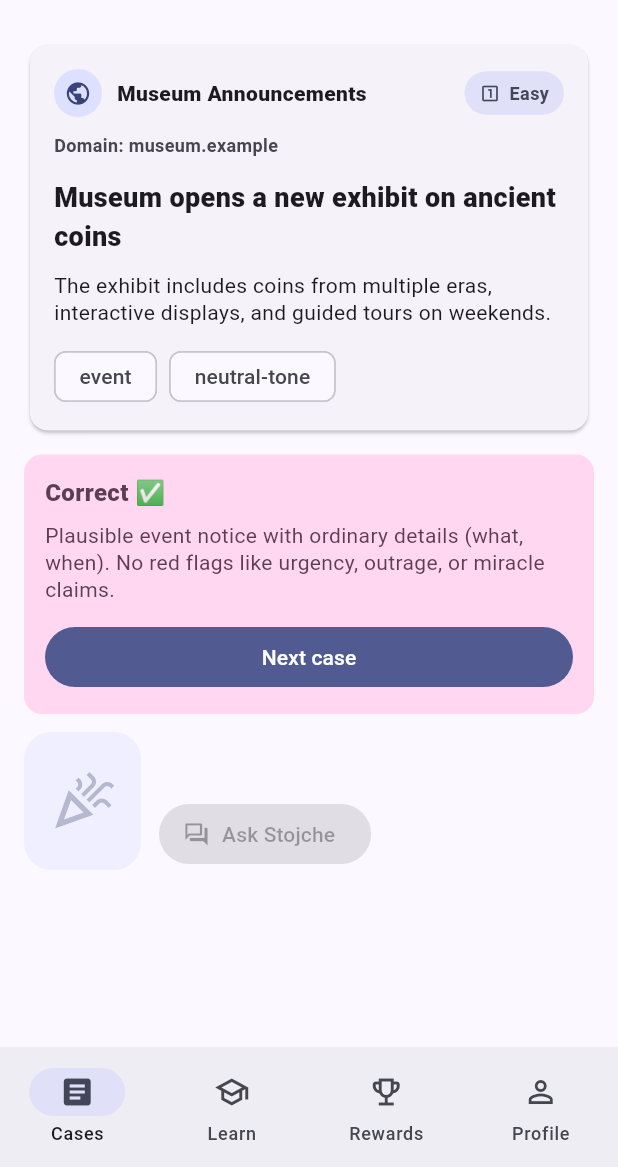
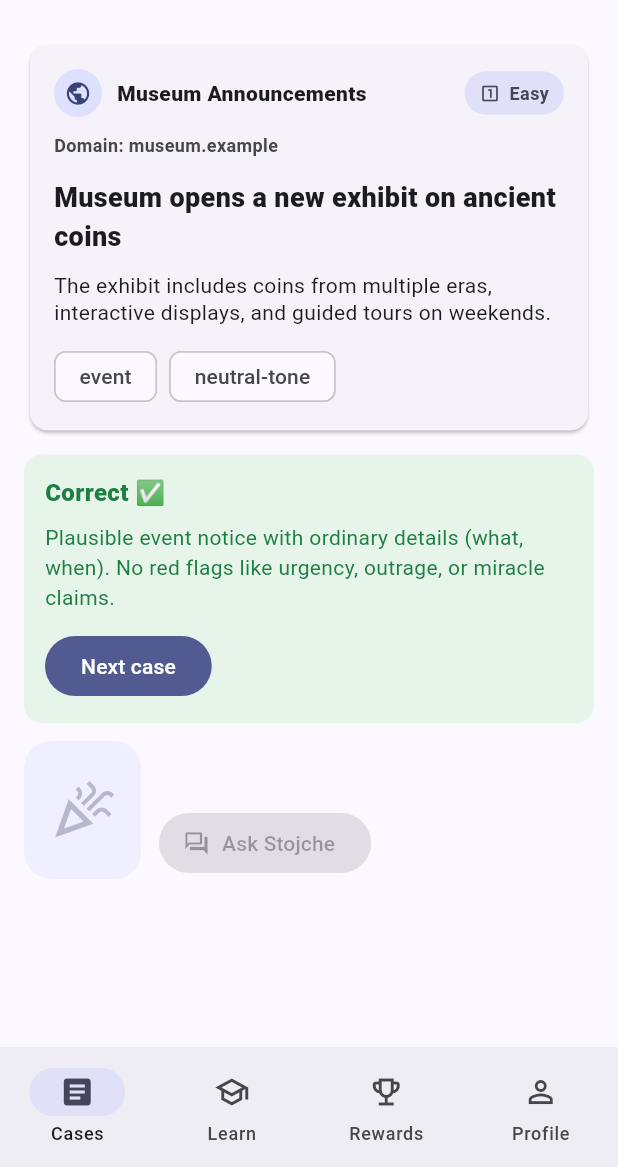
Before and after one commit to koceskigj/fake-news-detective, a Flutter app: the screen it shows after launch, after a tap on "REAL", on a phone screen of 412 x 824 dp, the part 69-1236 px from its top. Run offline on Flutter 3.47's test engine with Material 3 defaults, Android fonts, the phone set to English and light mode, and no system bars; our stand-ins replace shared_preferences.

Commit message:
refactor: added colours in the case library screen distinguishing the right from the wrong guessed cases

```diff
--- a/lib/screens/cases_screen.dart
+++ b/lib/screens/cases_screen.dart
@@ -21,19 +21,23 @@ class CasesScreen extends StatefulWidget {
 }
 
 class _CasesScreenState extends State<CasesScreen> {
+  // --- Colors (shared with Case Library) ---
+  static const Color _correctBg = Color(0xFFE6F4EA);
+  static const Color _correctFg = Color(0xFF1E7F43);
+  static const Color _wrongBg = Color(0xFFFDEAEA);
+  static const Color _wrongFg = Color(0xFFB3261E);
+
+  // --- Case handling ---
   List<CaseItem> _allCases = [];
   CaseItem? _current;
 
   UserChoice? _choice;
   bool? _isCorrect;
 
-  // Celebrations queue
   final List<CelebrationEvent> _pendingCelebrations = [];
-
-  // Repository load guard
   bool _loadedOnce = false;
 
-  // Stojche hint state
+  // --- Stojche / hint state ---
   StojcheMood _stojcheMood = StojcheMood.idle;
   bool _hintUsed = false;
   String? _hintText;
@@ -70,20 +74,18 @@ class _CasesScreenState extends State<CasesScreen> {
     required List<CaseItem> unsolved,
     required int targetDifficulty,
   }) {
-    final preferred = unsolved.where((c) => c.difficulty == targetDifficulty).toList();
+    final preferred =
+    unsolved.where((c) => c.difficulty == targetDifficulty).toList();
     if (preferred.isNotEmpty) {
       preferred.shuffle(Random());
       return preferred.first;
     }
 
-    List<int> fallback;
-    if (targetDifficulty == 3) {
-      fallback = [2, 1];
-    } else if (targetDifficulty == 2) {
-      fallback = [1, 3];
-    } else {
-      fallback = [2, 3];
-    }
+    final fallback = targetDifficulty == 3
+        ? [2, 1]
+        : targetDifficulty == 2
+        ? [1, 3]
+        : [2, 3];
 
     for (final d in fallback) {
       final list = unsolved.where((c) => c.difficulty == d).toList();
@@ -97,22 +99,22 @@ class _CasesScreenState extends State<CasesScreen> {
   }
 
   Future<void> _ensureCurrentCase() async {
-    // still loading initial cases
     if (_loadedOnce && _allCases.isEmpty) return;
 
     final appState = AppStateScope.of(context);
     final progress = appState.progress;
 
-    // Prefer built-in unsolved if any exist
     final unsolved = _unsolvedCases(progress.solvedCaseIds);
 
     CaseItem? nextItem;
 
     if (unsolved.isNotEmpty) {
       final target = appState.targetDifficultyFromStreak();
-      nextItem = _pickNextCase(unsolved: unsolved, targetDifficulty: target);
+      nextItem = _pickNextCase(
+        unsolved: unsolved,
+        targetDifficulty: target,
+      );
     } else {
-      // ✅ fallback to generated case (infinite)
       final target = appState.targetDifficultyFromStreak();
       nextItem = await appState.caseRepository.generateCase(
         progress: progress,
@@ -127,7 +129,6 @@ class _CasesScreenState extends State<CasesScreen> {
       _choice = null;
       _isCorrect = null;
 
-      // Reset Stojche for new case
       _stojcheMood = StojcheMood.idle;
       _hintUsed = false;
       _hintText = null;
@@ -139,29 +140,39 @@ class _CasesScreenState extends State<CasesScreen> {
 
     String reason;
     if (tags.contains('clickbait') || tags.contains('sharebait')) {
-      reason = 'This feels like clickbait: dramatic wording that tries to force a quick reaction.';
-    } else if (tags.contains('missing-source') || tags.contains('vague-evidence')) {
-      reason = 'I don’t see a credible source. “Experts say…” without names or links is suspicious.';
-    } else if (tags.contains('fearbait') || tags.contains('urgent-language')) {
-      reason = 'It uses urgency and fear to push you to act fast. Real info is usually calmer and specific.';
-    } else if (tags.contains('context-missing') || tags.contains('cropped-clip')) {
-      reason = 'This might be missing context. Short clips/screenshots can change the meaning.';
-    } else if (tags.contains('absurd-claim') || tags.contains('too-good-to-be-true')) {
-      reason = 'It sounds too good to be true. Extraordinary claims need strong evidence.';
+      reason =
+      'This feels like clickbait. The wording is emotional and tries to force a reaction.';
+    } else if (tags.contains('missing-source') ||
+        tags.contains('vague-evidence')) {
+      reason =
+      'I don’t see a clear source. “Experts say” without names is suspicious.';
+    } else if (tags.contains('fearbait') ||
+        tags.contains('urgent-language')) {
+      reason =
+      'It uses fear or urgency to push you to act fast. Real info is usually calmer.';
+    } else if (tags.contains('context-missing') ||
+        tags.contains('cropped-clip')) {
+      reason =
+      'This might be missing context. Short clips or screenshots can mislead.';
+    } else if (tags.contains('absurd-claim') ||
+        tags.contains('too-good-to-be-true')) {
+      reason =
+      'It sounds too good to be true. Extraordinary claims need strong evidence.';
     } else if (!item.isFake) {
-      reason = 'This sounds specific and practical. That usually points toward real information.';
+      reason =
+      'This sounds specific and practical, which often points to real information.';
     } else {
       reason = 'Something feels off: vague details and no easy way to verify.';
     }
 
-    final leaning = item.isFake ? 'I’m leaning towards FAKE.' : 'I’m leaning towards REAL.';
+    final leaning =
+    item.isFake ? 'I’m leaning towards FAKE.' : 'I’m leaning towards REAL.';
+
     return '$reason\n\n$leaning';
   }
 
   void _askStojche() {
-    if (_current == null) return;
-    if (_hintUsed) return;
-    if (_choice != null) return;
+    if (_current == null || _hintUsed || _choice != null) return;
 
     setState(() {
       _hintUsed = true;
@@ -171,27 +182,26 @@ class _CasesScreenState extends State<CasesScreen> {
   }
 
   Future<void> _answer(UserChoice choice) async {
-    if (_choice != null) return;
-    if (_current == null) return;
+    if (_choice != null || _current == null) return;
 
     final item = _current!;
     final pickedFake = (choice == UserChoice.fake);
     final correct = pickedFake == item.isFake;
 
     final appState = AppStateScope.of(context);
+    final choiceEnum =
+    pickedFake ? AnswerChoice.fake : AnswerChoice.real;
 
-    final choiceEnum = pickedFake ? AnswerChoice.fake : AnswerChoice.real;
-
-    // update mood for feedback
-    final mood = correct ? StojcheMood.celebrate : StojcheMood.wise;
+    final mood =
+    correct ? StojcheMood.celebrate : StojcheMood.wise;
 
     final events = await appState.recordCaseSolved(
       caseId: item.id,
       userChoice: choiceEnum,
       isCorrect: correct,
       difficulty: item.difficulty,
+      usedHint: _hintUsed,
       item: item,
-      usedHint: _hintUsed,
     );
 
     if (!mounted) return;
@@ -207,14 +217,11 @@ class _CasesScreenState extends State<CasesScreen> {
   Future<void> _showCelebrationsIfAny() async {
     while (_pendingCelebrations.isNotEmpty) {
       final ev = _pendingCelebrations.removeAt(0);
-
-      // ignore: use_build_context_synchronously
       await showDialog(
         context: context,
         barrierDismissible: false,
         builder: (_) => CelebrationDialog(event: ev),
       );
-
       if (!mounted) return;
       setState(() {});
     }
@@ -230,15 +237,14 @@ class _CasesScreenState extends State<CasesScreen> {
 
   @override
   Widget build(BuildContext context) {
+    final appState = AppStateScope.of(context);
     final cs = Theme.of(context).colorScheme;
-    final appState = AppStateScope.of(context);
-    final progress = appState.progress;
 
-    // Loading initial cases from repo
-    final isLoadingInitial = _loadedOnce && _allCases.isEmpty && _current == null;
+    final isLoadingInitial =
+        _loadedOnce && _allCases.isEmpty && _current == null;
 
     return Scaffold(
-      appBar: const BrandedAppBar(), // branded, no screen title
+      appBar: const BrandedAppBar(),
       body: SafeArea(
         child: Padding(
           padding: const EdgeInsets.all(16),
@@ -247,18 +253,14 @@ class _CasesScreenState extends State<CasesScreen> {
               : (_current == null
               ? Column(
             mainAxisAlignment: MainAxisAlignment.center,
-            children: [
-              const CircularProgressIndicator(),
-              const SizedBox(height: 12),
-              Text(
-                'Generating a new case…',
-                style: TextStyle(color: cs.onSurfaceVariant, fontWeight: FontWeight.w700),
-              ),
+            children: const [
+              CircularProgressIndicator(),
+              SizedBox(height: 12),
+              Text('Generating a new case…'),
             ],
           )
               : Column(
             children: [
-              // Case card
               CasePostCard(item: _current!),
               const SizedBox(height: 12),
 
@@ -267,16 +269,28 @@ class _CasesScreenState extends State<CasesScreen> {
                   children: [
                     Expanded(
                       child: FilledButton.icon(
-                        onPressed: () => _answer(UserChoice.real),
-                        icon: const Icon(Icons.verified_outlined),
+                        onPressed: () =>
+                            _answer(UserChoice.real),
+                        style: FilledButton.styleFrom(
+                          backgroundColor: _correctBg,
+                          foregroundColor: _correctFg,
+                        ),
+                        icon: const Icon(
+                            Icons.verified_outlined),
                         label: const Text('REAL'),
                       ),
                     ),
                     const SizedBox(width: 12),
                     Expanded(
                       child: FilledButton.icon(
-                        onPressed: () => _answer(UserChoice.fake),
-                        icon: const Icon(Icons.report_gmailerrorred_outlined),
+                        onPressed: () =>
+                            _answer(UserChoice.fake),
+                        style: FilledButton.styleFrom(
+                          backgroundColor: _wrongBg,
+                          foregroundColor: _wrongFg,
+                        ),
+                        icon: const Icon(
+                            Icons.report_gmailerrorred_outlined),
                         label: const Text('FAKE'),
                       ),
                     ),
@@ -284,40 +298,25 @@ class _CasesScreenState extends State<CasesScreen> {
                 ),
                 const SizedBox(height: 10),
 
-                // Session streak shown here (not in top bar)
-                Row(
-                  children: [
-                    Container(
-                      padding: const EdgeInsets.symmetric(horizontal: 10, vertical: 6),
+                Center(
+                  child: Container(
+                    padding: const EdgeInsets.symmetric(horizontal: 14, vertical: 8),
                     decoration: BoxDecoration(
-                        color: cs.primaryContainer,
+                      color: Theme.of(context).colorScheme.primaryContainer,
                       borderRadius: BorderRadius.circular(999),
                     ),
                     child: Text(
                       'Streak: ${appState.sessionStreak}',
                       style: TextStyle(
                         fontWeight: FontWeight.w900,
-                          color: cs.onPrimaryContainer,
+                        color: Theme.of(context).colorScheme.onPrimaryContainer,
                       ),
                     ),
                   ),
-                    const SizedBox(width: 10),
-                    Expanded(
-                      child: Text(
-                        'Level ${progress.level} • XP ${progress.xp}',
-                        style: TextStyle(
-                          color: cs.onSurfaceVariant,
-                          fontWeight: FontWeight.w700,
-                        ),
-                        overflow: TextOverflow.ellipsis,
-                      ),
-                    ),
-                  ],
                 ),
 
                 const SizedBox(height: 12),
 
-                // Stojche hint area
                 StojcheHintArea(
                   mood: _stojcheMood,
                   hintUsed: _hintUsed,
@@ -325,57 +324,54 @@ class _CasesScreenState extends State<CasesScreen> {
                   onAsk: _askStojche,
                 ),
               ] else ...[
-                // Feedback panel
                 Container(
                   width: double.infinity,
                   padding: const EdgeInsets.all(14),
                   decoration: BoxDecoration(
-                    color: (_isCorrect ?? false) ? cs.tertiaryContainer : cs.errorContainer,
-                    borderRadius: BorderRadius.circular(12),
+                    color: (_isCorrect ?? false)
+                        ? _correctBg
+                        : _wrongBg,
+                    borderRadius:
+                    BorderRadius.circular(12),
                   ),
                   child: Column(
-                    crossAxisAlignment: CrossAxisAlignment.start,
+                    crossAxisAlignment:
+                    CrossAxisAlignment.start,
                     children: [
                       Text(
-                        (_isCorrect ?? false) ? 'Correct ✅' : 'Not quite ❌',
+                        (_isCorrect ?? false)
+                            ? 'Correct ✅'
+                            : 'Not quite ❌',
                         style: TextStyle(
                           fontSize: 16,
                           fontWeight: FontWeight.w900,
                           color: (_isCorrect ?? false)
-                              ? cs.onTertiaryContainer
-                              : cs.onErrorContainer,
+                              ? _correctFg
+                              : _wrongFg,
                         ),
                       ),
                       const SizedBox(height: 8),
                       Text(
                         _current!.explanation,
                         style: TextStyle(
-                          height: 1.3,
                           color: (_isCorrect ?? false)
-                              ? cs.onTertiaryContainer
-                              : cs.onErrorContainer,
+                              ? _correctFg
+                              : _wrongFg,
                         ),
                       ),
                       const SizedBox(height: 12),
-                      Row(
-                        children: [
-                          Expanded(
-                            child: FilledButton(
+                      FilledButton(
                         onPressed: _next,
                         child: Text(
-                                _pendingCelebrations.isNotEmpty ? 'Claim rewards' : 'Next case',
-                              ),
+                          _pendingCelebrations.isNotEmpty
+                              ? 'Claim rewards'
+                              : 'Next case',
                         ),
                       ),
                     ],
                   ),
-                    ],
                 ),
-                ),
-
                 const SizedBox(height: 12),
-
-                // After answering, keep Stojche visible with a mood (no hint bubble needed)
                 StojcheHintArea(
                   mood: _stojcheMood,
                   hintUsed: true,
```
Also changed, not shown: lib/screens/case_library_screen.dart (+30 -11 lines). Lines whose indentation alone changed are shown as unchanged.
